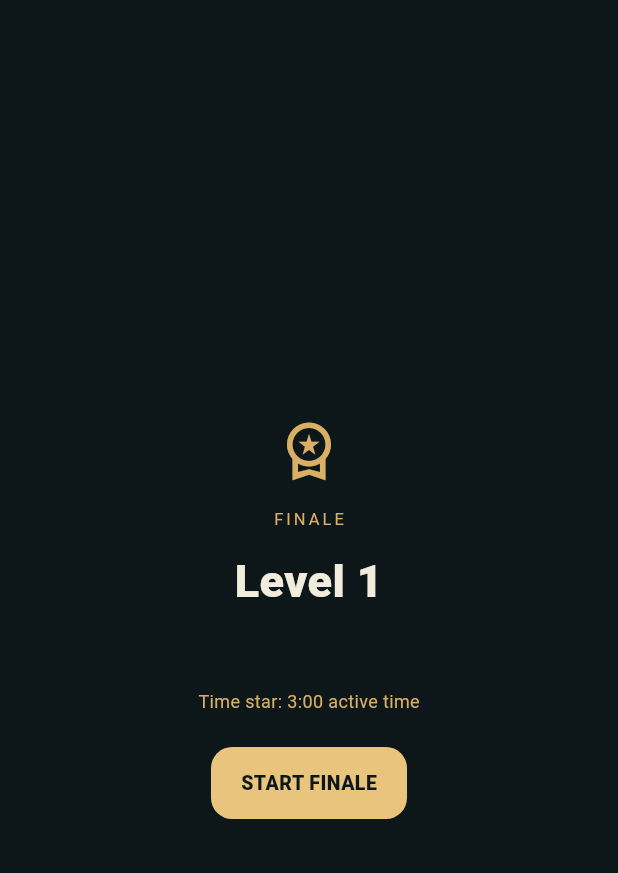
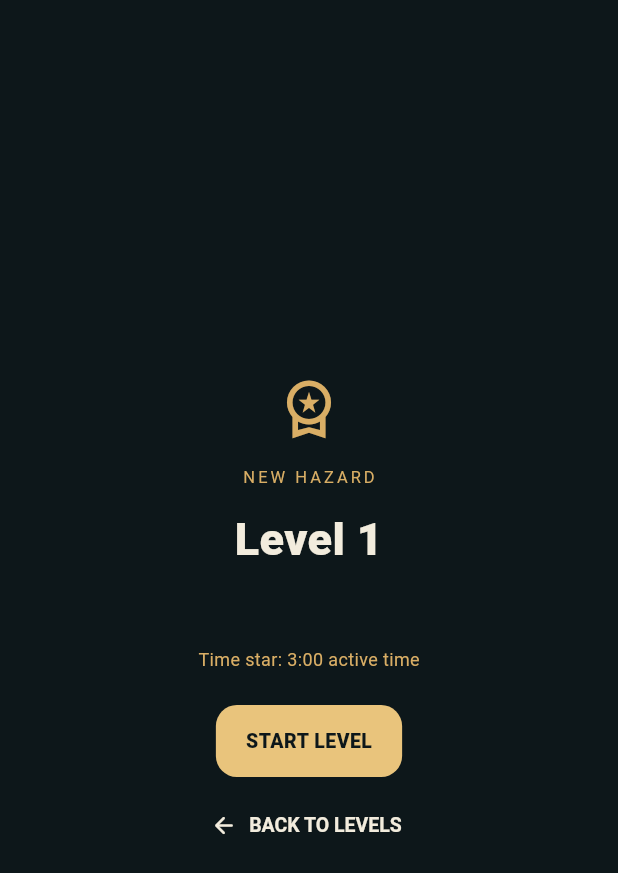
Before and after one commit to vardannm/taito, a Flutter app: the FinaleBriefing widget shown alone on an empty page, opened directly with empty values, on a phone screen of 412 x 824 dp. Shown: the top 873 px of the screen. Run offline on Flutter 3.47's test engine with Material 3 defaults, Android fonts, the phone set to English and light mode, and no system bars; our stand-ins replace audioplayers, firebase_analytics, firebase_core, google_mobile_ads, shared_preferences; accounts and stored records are empty.

Commit message:
feat: Enhance level picker and finale briefing with back navigation functionality

```diff
--- a/lib/level_picker.dart
+++ b/lib/level_picker.dart
@@ -1,5 +1,6 @@
 import 'dart:math' as math;
 import 'menu_design.dart';
+import 'premium_menu.dart';
 import 'onboarding.dart';
 import 'tutorial_spotlight.dart';
 import 'package:flutter/material.dart';
@@ -132,10 +133,16 @@ class _LevelPickerState extends State<LevelPicker> {
             }
             Widget heading(String title, String subtitle) => SliverToBoxAdapter(
               child: Padding(
-                padding: const EdgeInsets.fromLTRB(20, 14, 20, 18),
+                padding: const EdgeInsets.fromLTRB(12, 8, 20, 18),
                 child: Column(
                   crossAxisAlignment: CrossAxisAlignment.start,
                   children: [
+                    MenuQuietButton(
+                      icon: Icons.arrow_back_rounded,
+                      tooltip: 'Back',
+                      onPressed: () => Navigator.maybePop(context),
+                    ),
+                    const SizedBox(height: 8),
                     Text(
                       title,
                       style: const TextStyle(
--- a/lib/mastery_widgets.dart
+++ b/lib/mastery_widgets.dart
@@ -316,9 +316,14 @@ class CabinetPicker extends StatelessWidget {
 }
 
 class FinaleBriefing extends StatelessWidget {
-  const FinaleBriefing({super.key, required this.game, required this.onPlay});
+  const FinaleBriefing({
+    super.key,
+    required this.game,
+    required this.onPlay,
+    required this.onBack,
+  });
   final BalanceGame game;
-  final VoidCallback onPlay;
+  final VoidCallback onPlay, onBack;
   @override
   Widget build(BuildContext context) => ColoredBox(
     color: menuBackground.withAlpha(245),
@@ -337,7 +342,9 @@ class FinaleBriefing extends StatelessWidget {
               ),
               const SizedBox(height: 16),
               Text(
-                'FINALE',
+                ClassicLevels.definition(game.level).finaleTitle.isEmpty
+                    ? 'NEW HAZARD'
+                    : 'FINALE',
                 style: const TextStyle(
                   color: brass,
                   fontSize: 11,
@@ -372,7 +379,14 @@ class FinaleBriefing extends StatelessWidget {
                   foregroundColor: menuBackground,
                 ),
                 onPressed: onPlay,
-                child: const Text('START FINALE'),
+                child: const Text('START LEVEL'),
+              ),
+              const SizedBox(height: 8),
+              TextButton.icon(
+                style: TextButton.styleFrom(foregroundColor: cream),
+                onPressed: onBack,
+                icon: const Icon(Icons.arrow_back_rounded, size: 18),
+                label: const Text('BACK TO LEVELS'),
               ),
             ],
           ),
--- a/lib/shop_design.dart
+++ b/lib/shop_design.dart
@@ -13,8 +13,9 @@ class ShopRevealRoute extends PageRouteBuilder<void> {
     required Rect origin,
     required WidgetBuilder builder,
     required bool reducedMotion,
+    String name = '/collection',
   }) : super(
-         settings: const RouteSettings(name: '/collection'),
+         settings: RouteSettings(name: name),
          opaque: false,
          barrierDismissible: false,
          barrierColor: Colors.black.withAlpha(45),
```
Also changed, not shown: lib/main.dart (+25 -9 lines), 1 other file.
